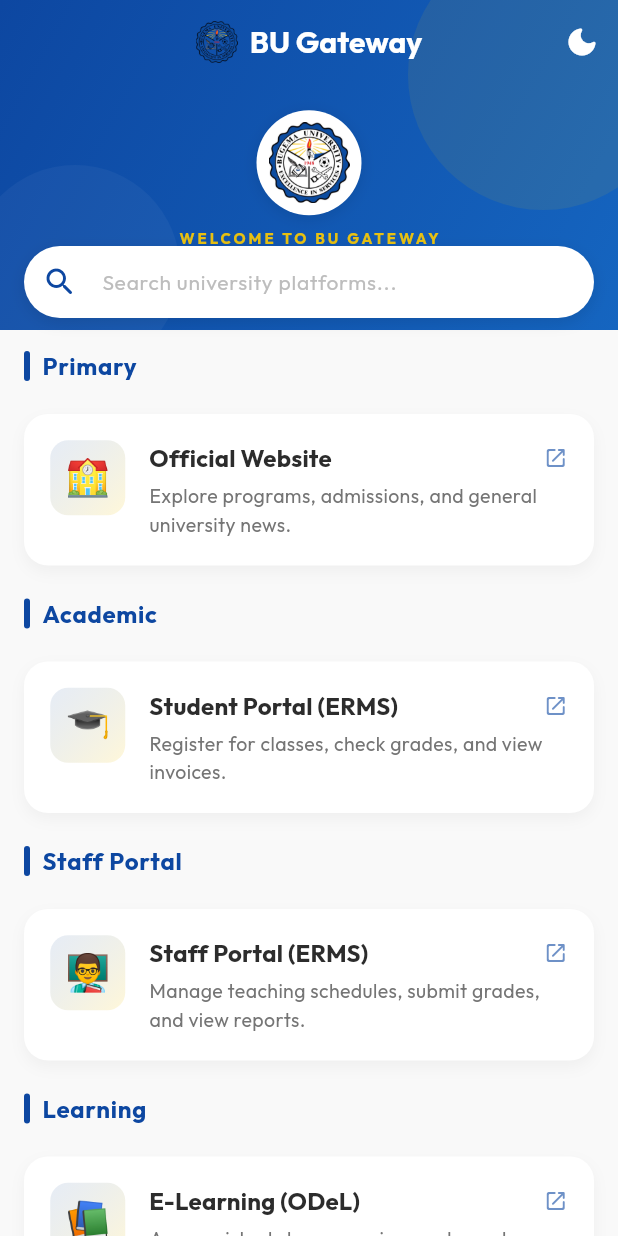
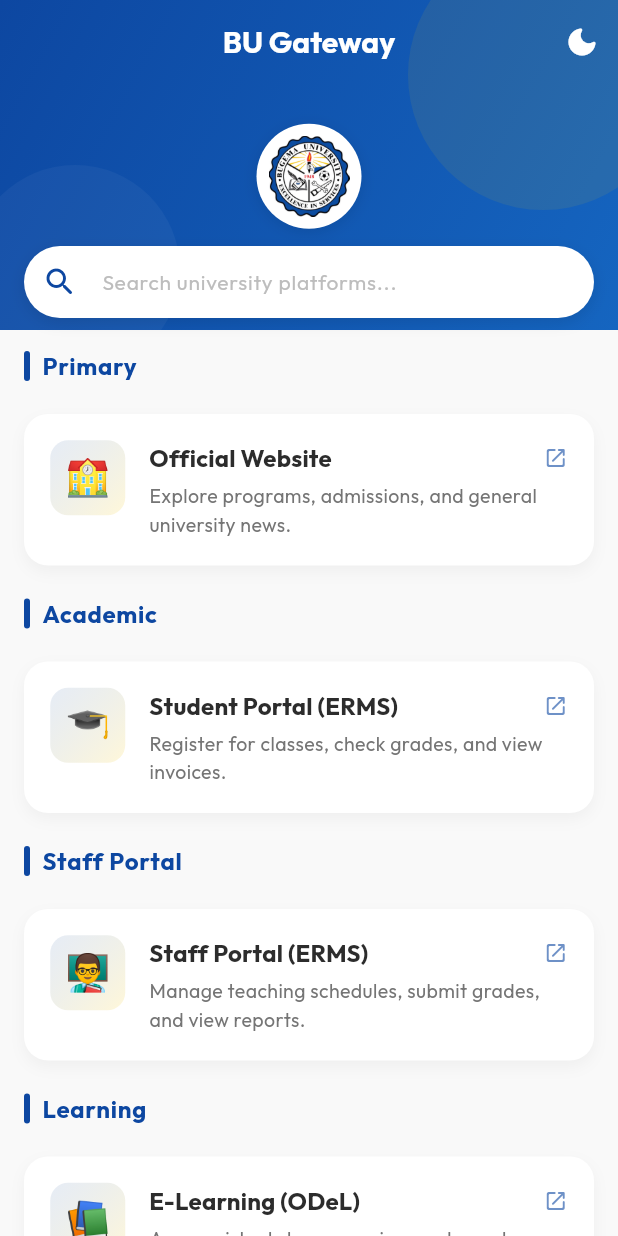
Before and after one commit to C-H-I-R-W-A/BU-Gateway, a Flutter app: the screen it shows after launch, on a phone screen of 412 x 824 dp. Run offline on Flutter 3.47's test engine with Material 3 defaults, Android fonts, the phone set to English and light mode, and no system bars; our stand-ins replace google_fonts.

Commit message:
colocolor enhancements and separating screen size views

```diff
--- a/lib/constants/strings.dart
+++ b/lib/constants/strings.dart
@@ -1,10 +1,10 @@
 class BUStrings {
   static const String appTitle = 'BU Gateway';
   static const String welcomeMessage = 'Welcome to BU Gateway';
-  static const String slogan = 'Excellence in Adventist Education';
+  static const String slogan = 'Excellence in Service';
   static const String searchPlaceholder = 'Search university platforms...';
   static const String noResults = 'No platforms found matching your search';
   static const String downloadTitle = 'Downloads';
   static const String downloadSubtitle = 'Get the official mobile apps';
-  static const String footerCopyright = '© 2026 Bugema University · IT Support';
+  static const String footerCopyright = '© 2026 Bugema University · IT Support in collaboration with Intern Students of 2026';
 }
--- a/lib/screens/home/home_screen.dart
+++ b/lib/screens/home/home_screen.dart
@@ -31,6 +31,9 @@
 
   @override
   Widget build(BuildContext context) {
+    final double screenWidth = MediaQuery.of(context).size.width;
+    final bool isDesktop = screenWidth > 800;
+
     // Filter links based on search query
     final filteredLinks = allUniversityLinks.where((item) {
       final query = _searchQuery.toLowerCase();
@@ -50,34 +53,19 @@
         slivers: [
           // Beautiful Sliver App Bar with rich gradients and welcome hero
           SliverAppBar(
-            expandedHeight: 220.0,
+            expandedHeight: isDesktop ? 140.0 : 220.0,
             floating: false,
             pinned: true,
             stretch: true,
             backgroundColor: widget.isDark ? BUColors.cardDark : BUColors.primaryBlue,
-            // When collapsed, display the title and a small logo
-            title: Row(
-              mainAxisSize: MainAxisSize.min,
-              children: [
-                Image.asset(
-                  'docs/assets/bu_logo_placeholder.png',
-                  height: 28,
-                  errorBuilder: (context, error, stackTrace) => const Icon(
-                    Icons.school_rounded,
-                    color: Colors.white,
-                    size: 24,
-                  ),
-                ),
-                const SizedBox(width: 8),
-                const Text(
+            // Removed the logo beside the BU Gateway title at the very top
+            title: const Text(
               BUStrings.appTitle,
               style: TextStyle(
                 fontWeight: FontWeight.bold,
                 fontSize: 20,
                 color: Colors.white,
               ),
-                ),
-              ],
             ),
             centerTitle: true,
             actions: [
@@ -134,7 +122,7 @@
                   // Welcome message in the center
                   Center(
                     child: Padding(
-                      padding: const EdgeInsets.only(top: 40),
+                      padding: EdgeInsets.only(top: isDesktop ? 10 : 40),
                       child: Column(
                         mainAxisAlignment: MainAxisAlignment.center,
                         children: [
@@ -154,8 +142,8 @@
                             ),
                             child: Image.asset(
                               'docs/assets/bu_logo_placeholder.png',
-                              height: 54,
-                              width: 54,
+                              height: isDesktop ? 36 : 54,
+                              width: isDesktop ? 36 : 54,
                               errorBuilder: (context, error, stackTrace) => const Icon(
                                 Icons.school_rounded,
                                 color: BUColors.primaryBlue,
@@ -164,16 +152,7 @@
                             ),
                           ),
                           const SizedBox(height: 8),
-                          Text(
-                            BUStrings.welcomeMessage.toUpperCase(),
-                            style: TextStyle(
-                              fontSize: 10,
-                              fontWeight: FontWeight.bold,
-                              letterSpacing: 2,
-                              color: BUColors.secondaryGold.withValues(alpha: 0.9),
-                            ),
-                          ),
-                          const SizedBox(height: 4),
+                          // Removed the welcome to bu gateway statement text
                           const Text(
                             BUStrings.slogan,
                             style: TextStyle(
@@ -276,12 +255,112 @@
                 ),
               ),
             )
+          else if (isDesktop)
+            // Desktop Layout: Two side-by-side columns to fit on a single screen without scrolling
+            SliverToBoxAdapter(
+              child: Padding(
+                padding: EdgeInsets.symmetric(
+                  horizontal: screenWidth * 0.1,
+                  vertical: 16.0,
+                ),
+                child: Row(
+                  crossAxisAlignment: CrossAxisAlignment.start,
+                  children: [
+                    Expanded(
+                      child: Column(
+                        crossAxisAlignment: CrossAxisAlignment.start,
+                        children: _buildCategoryWidgets(groupedLinks, [
+                          'Primary',
+                          'Academic',
+                          'Staff Portal',
+                          'Learning'
+                        ]),
+                      ),
+                    ),
+                    const SizedBox(width: 24),
+                    Expanded(
+                      child: Column(
+                        crossAxisAlignment: CrossAxisAlignment.start,
+                        children: _buildCategoryWidgets(groupedLinks, [
+                          'Finance',
+                          'Library',
+                          'Research'
+                        ]),
+                      ),
+                    ),
+                  ],
+                ),
+              ),
+            )
           else
-            SliverList(
-              delegate: SliverChildBuilderDelegate(
-                (context, index) {
-                  // Flattened categorized layout
-                  // Let's iterate categories in order of relevance: Primary, Academic, Staff Portal, Learning, Finance, Library, Research
+            // Mobile Layout: Single column list
+            ..._buildSlivers(context, groupedLinks, screenWidth),
+
+          // Footer
+          SliverToBoxAdapter(
+            child: Padding(
+              padding: const EdgeInsets.only(top: 8, bottom: 24),
+              child: Column(
+                children: [
+                  const Divider(indent: 32, endIndent: 32),
+                  const SizedBox(height: 12),
+                  const Text(
+                    BUStrings.slogan,
+                    style: TextStyle(
+                      fontSize: 12,
+                      fontStyle: FontStyle.italic,
+                      color: Colors.grey,
+                    ),
+                  ),
+                  const SizedBox(height: 4),
+                  const Text(
+                    BUStrings.footerCopyright,
+                    textAlign: TextAlign.center,
+                    style: TextStyle(
+                      fontSize: 11,
+                      color: Colors.grey,
+                    ),
+                  ),
+                ],
+              ),
+            ),
+          ),
+        ],
+      ),
+    );
+  }
+
+  List<Widget> _buildCategoryWidgets(
+    Map<String, List<LinkItem>> groupedLinks,
+    List<String> categories,
+  ) {
+    final List<Widget> widgets = [];
+    for (var cat in categories) {
+      final links = groupedLinks[cat];
+      if (links == null || links.isEmpty) continue;
+
+      widgets.add(CategoryHeader(title: cat));
+      widgets.add(
+        ListView.builder(
+          shrinkWrap: true,
+          padding: EdgeInsets.zero,
+          physics: const NeverScrollableScrollPhysics(),
+          itemCount: links.length,
+          itemBuilder: (context, index) => LinkCard(linkItem: links[index]),
+        ),
+      );
+    }
+    return widgets;
+  }
+
+  List<Widget> _buildSlivers(
+    BuildContext context,
+    Map<String, List<LinkItem>> groupedLinks,
+    double screenWidth,
+  ) {
+    final List<Widget> slivers = [];
+
+    // Sort categories
     final categoriesInOrder = [
       'Primary',
       'Academic',
@@ -292,77 +371,38 @@
       'Research',
     ];
 
-                  // Filter out categories not present in groupedLinks
     final activeCategories = categoriesInOrder
         .where((cat) => groupedLinks.containsKey(cat))
         .toList();
 
-                  // If there's any remaining category not in the standard list, add it at the end
     for (var cat in groupedLinks.keys) {
       if (!activeCategories.contains(cat)) {
         activeCategories.add(cat);
       }
     }
 
-                  // Calculate layout items: category headers and link cards
-                  final List<dynamic> layoutItems = [];
     for (var cat in activeCategories) {
-                    layoutItems.add(cat); // String represents category header
-                    layoutItems.addAll(groupedLinks[cat]!); // LinkItem represents card
-                  }
+      final links = groupedLinks[cat]!;
+      if (links.isEmpty) continue;
 
-                  if (index >= layoutItems.length) {
-                    // Render footer at the end of the list
-                    return const Padding(
-                      padding: EdgeInsets.symmetric(vertical: 32),
-                      child: Column(
-                        children: [
-                          Divider(indent: 32, endIndent: 32),
-                          SizedBox(height: 16),
-                          Text(
-                            BUStrings.slogan,
-                            style: TextStyle(
-                              fontSize: 12,
-                              fontStyle: FontStyle.italic,
-                              color: Colors.grey,
+      // Category Header
+      slivers.add(
+        SliverToBoxAdapter(
+          child: CategoryHeader(title: cat),
         ),
+      );
+
+      // Category Links
+      slivers.add(
+        SliverList(
+          delegate: SliverChildBuilderDelegate(
+            (context, index) => LinkCard(linkItem: links[index]),
+            childCount: links.length,
           ),
-                          SizedBox(height: 4),
-                          Text(
-                            BUStrings.footerCopyright,
-                            style: TextStyle(
-                              fontSize: 11,
-                              color: Colors.grey,
-                            ),
-                          ),
-                        ],
         ),
       );
     }
 
-                  final item = layoutItems[index];
-                  if (item is String) {
-                    return CategoryHeader(title: item);
-                  } else if (item is LinkItem) {
-                    return LinkCard(linkItem: item);
-                  }
-                  return const SizedBox.shrink();
-                },
-                childCount: () {
-                  // Standard categories + their links + 1 for footer
-                  final Map<String, List<LinkItem>> activeGrouped = {};
-                  for (var link in filteredLinks) {
-                    activeGrouped.putIfAbsent(link.category, () => []).add(link);
-                  }
-                  int count = activeGrouped.keys.length; // Headers
-                  count += filteredLinks.length; // Cards
-                  count += 1; // Footer
-                  return count;
-                }(),
-              ),
-            ),
-        ],
-      ),
-    );
+    return slivers;
   }
 }
```
Also changed, not shown: 2 other files. Lines whose indentation alone changed are shown as unchanged.
